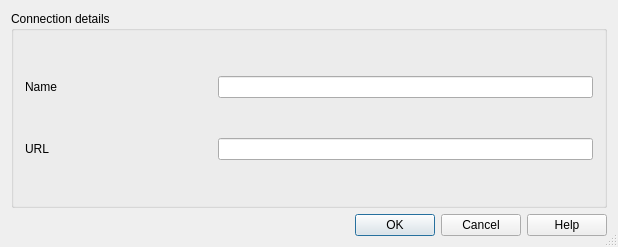
First picture: the form in qgsnewhttpconnectionbase.ui, repository sourcepole/qgis-wps-client, before the edit.
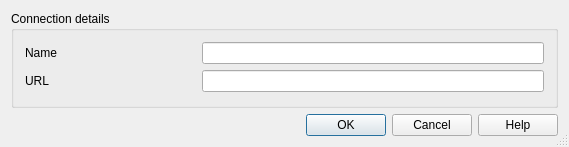
Second picture: the form after the edit.

Commit message: Initiale Grösse des GUI verändert

Diff of the .ui file:
```diff
--- a/qgsnewhttpconnectionbase.ui
+++ b/qgsnewhttpconnectionbase.ui
@@ -6,8 +6,8 @@
    <rect>
     <x>0</x>
     <y>0</y>
-    <width>618</width>
-    <height>247</height>
+    <width>569</width>
+    <height>147</height>
    </rect>
   </property>
   <property name="windowTitle">
```
